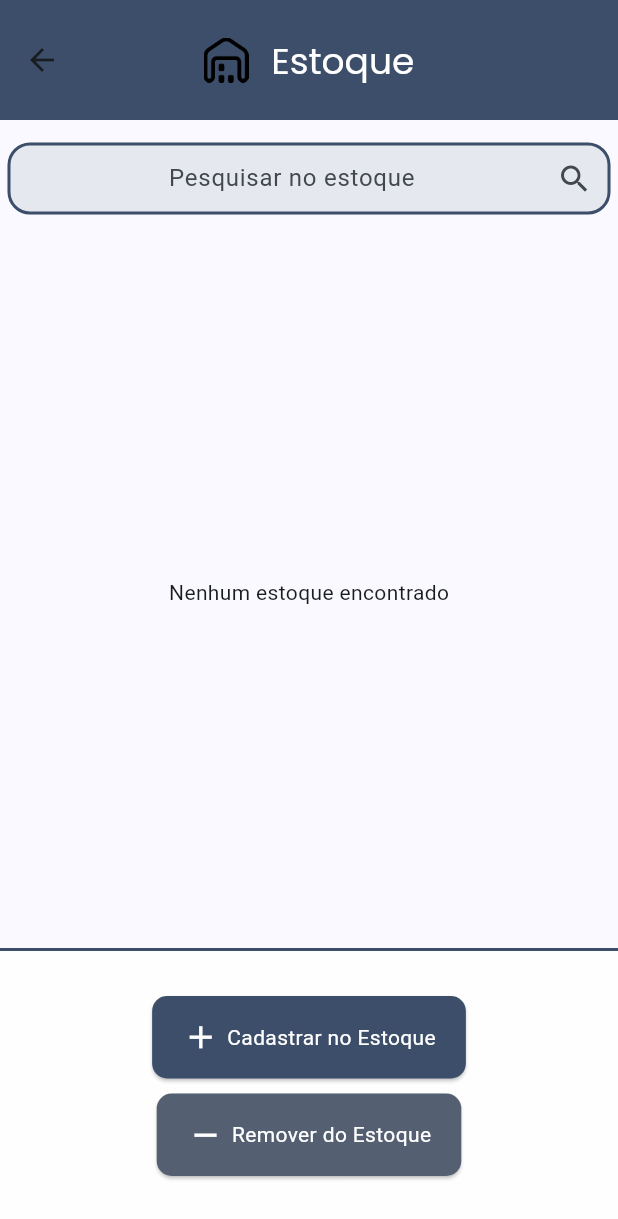
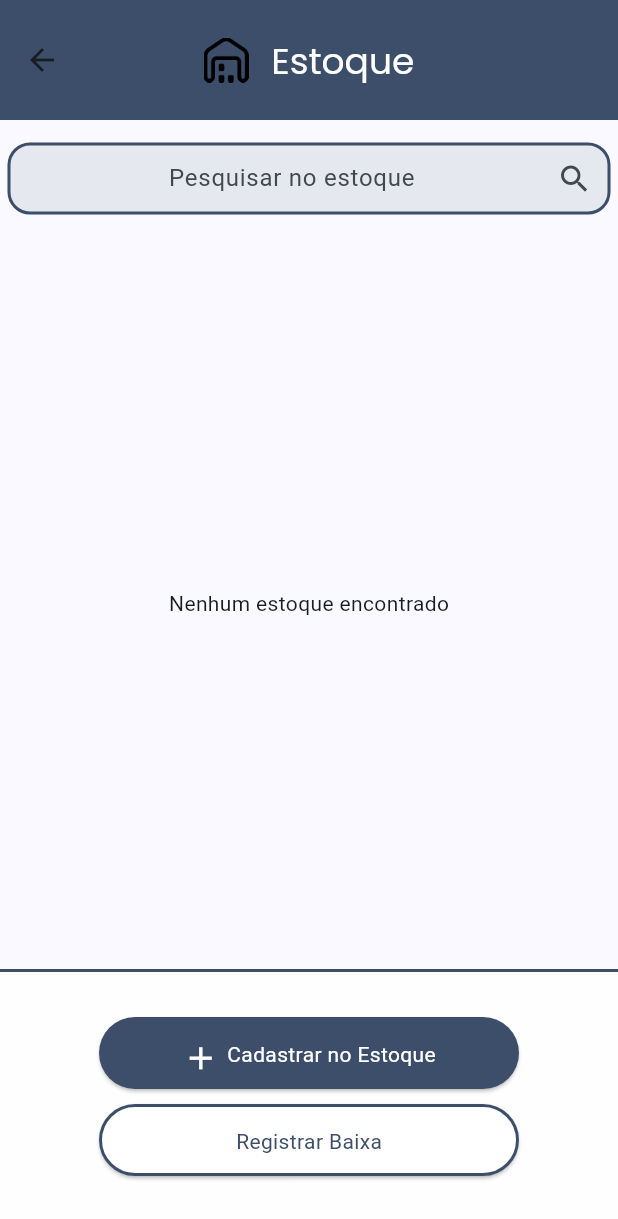
Before and after one commit to Jooaomarcelo/controle-estoque-app, a Flutter app: the EstoquePage1 screen opened by its route, on a phone screen of 412 x 824 dp. Shown: the top 1219 px of the screen. Run offline on Flutter 3.47's test engine with Material 3 defaults, Android fonts, the phone set to English and light mode, and no system bars; our stand-ins replace cloud_firestore, firebase_auth, firebase_core, flutter_svg, image_picker; accounts and stored records are empty; generated files the repository leaves out were written again.

Commit message:
Finalizando a estilização dos 2 botões

```diff
--- a/lib/components/new_estoque_button.dart
+++ b/lib/components/new_estoque_button.dart
@@ -8,6 +8,7 @@ class NewEstoqueButtton extends StatelessWidget {
   @override
   Widget build(BuildContext context) {
    return Container(
+
             width: double.infinity,
             padding: EdgeInsets.symmetric(horizontal: 40, vertical: 30),
             decoration: BoxDecoration(
@@ -20,18 +21,22 @@ class NewEstoqueButtton extends StatelessWidget {
               ),
             ),
             child: Column(
-              mainAxisAlignment: MainAxisAlignment.end,
+              crossAxisAlignment: CrossAxisAlignment.center,
+              mainAxisAlignment: MainAxisAlignment.spaceBetween,
               mainAxisSize: MainAxisSize.min,
               children: [
                 // Primeiro botão
                 Padding(
                   padding: const EdgeInsets.only(bottom: 10),
+                  child: SizedBox(
+                    width: 280,
+                    height: 48,
                     child: ElevatedButton(
                       style: ElevatedButton.styleFrom(
                         backgroundColor: Theme.of(context).colorScheme.primary,
                         padding: EdgeInsets.symmetric(vertical: 15, horizontal: 20),
                         shape: RoundedRectangleBorder(
-                        borderRadius: BorderRadius.circular(10),
+                          borderRadius: BorderRadius.circular(30),
                         ),
                       ),
                       onPressed: () => Navigator.of(context).push(
@@ -58,36 +63,38 @@ class NewEstoqueButtton extends StatelessWidget {
                       ),
                     ),
                   ),
+                ),
+
                 // Segundo botão
                 Padding(
                   padding: const EdgeInsets.only(bottom: 10),
+                  child: SizedBox(
+
+                    width: 280,
+                    height: 48,
                     child: ElevatedButton(
                       style: ElevatedButton.styleFrom(
-                      backgroundColor: Theme.of(context).colorScheme.secondary,
+                        backgroundColor: Colors.white,
                         padding: EdgeInsets.symmetric(vertical: 15, horizontal: 20),
                         shape: RoundedRectangleBorder(
-                        borderRadius: BorderRadius.circular(10),
+                          borderRadius: BorderRadius.circular(30),
+                          side: BorderSide(
+                            color: Theme.of(context).colorScheme.primary,
+                            width: 2,
+                            ),
                         ),
                       ),
                       onPressed: () {
 
                       },
-                    child: Row(
-                      mainAxisSize: MainAxisSize.min,
-                      children: [
-                        Icon(
-                          Icons.remove,
-                          color: Colors.white,
-                          size: 25,
-                        ),
-                        const SizedBox(width: 5),
-                        Text(
-                          'Remover do Estoque',
+                      child: Text(
+                            'Registrar Baixa',
                             style: Theme.of(context).textTheme.bodyMedium!.copyWith(
-                                color: Colors.white,
+                                  color: Theme.of(context).colorScheme.primary,
                                 ),
                           ),
-                      ],
+
+
                     ),
                   ),
                 ),
```
Lines whose indentation alone changed are shown as unchanged.
